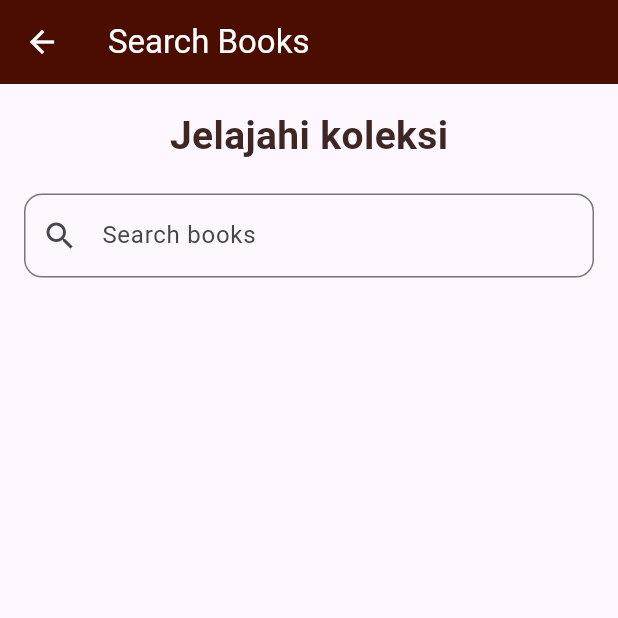
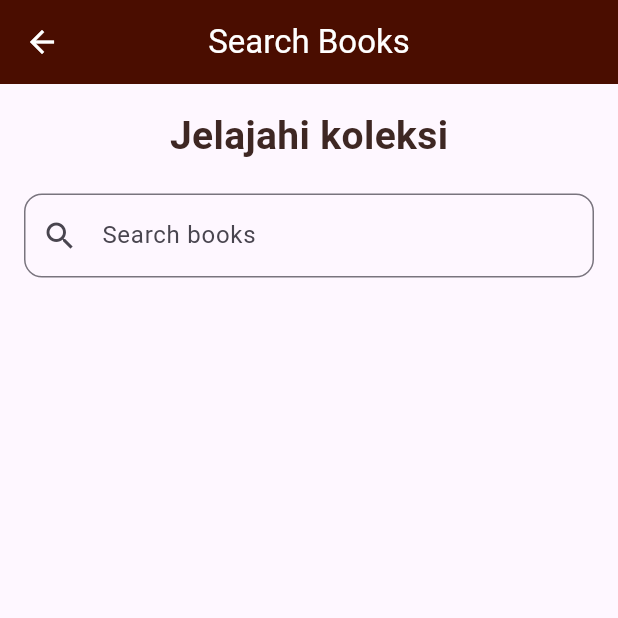
Before and after one commit to Haiduaarrr/abp-mobile-library-app, a Flutter app: the HomeScreen screen opened by its route, after a tap on the "search" icon, on a phone screen of 412 x 824 dp, the top half of it. Run offline on Flutter 3.47's test engine with Material 3 defaults, Android fonts, the phone set to English and light mode, and no system bars.

Commit message:
Update tampilan user

```diff
--- a/lib/ui/user/profile_screen.dart
+++ b/lib/ui/user/profile_screen.dart
@@ -12,7 +12,7 @@ class ProfileScreen extends StatelessWidget {
       builder: (BuildContext context) {
         return AlertDialog(
           title: Text('Logout'), // Judul dialog
-          content: Text('Apakah Anda yakin ingin logout?'), // Isi dialog
+          content: Text('Apakah Anda yakin ingin keluar?'), // Isi dialog
           actions: [
             // Tombol Tidak
             TextButton(
@@ -109,10 +109,9 @@ class ProfileScreen extends StatelessWidget {
                     borderRadius: BorderRadius.circular(8),
                   ),
                 ),
-                child: Text("Logout", style: TextStyle(fontSize: 18)),
+                child: Text("Keluar", style: TextStyle(fontSize: 18)),
               ),
               SizedBox(height: 16),
-
             ],
           ),
         ),
--- a/lib/ui/user/search_books_screen.dart
+++ b/lib/ui/user/search_books_screen.dart
@@ -42,6 +42,7 @@ class _SearchBooksScreenState extends State<SearchBooksScreen> {
         iconTheme: IconThemeData(
           color: Colors.white,
         ),
+        centerTitle: true,
       ),
       body: SafeArea(
           child: Padding(
@@ -89,15 +90,6 @@ class _SearchBooksScreenState extends State<SearchBooksScreen> {
                   ),
                 ),
                 SizedBox(height: 16),
-
-                // ElevatedButton(
-                //   onPressed: () => Navigator.pop(context),
-                //   style: ElevatedButton.styleFrom(
-                //     backgroundColor: Colors.brown[800],
-                //     padding: EdgeInsets.symmetric(vertical: 12, horizontal: 32),
-                //   ),
-                //   child: Text("Back", style: TextStyle(fontSize: 16, color: Colors.white)),
-                // )
               ],
             ),
           )
--- a/lib/ui/user/user_home_screen.dart
+++ b/lib/ui/user/user_home_screen.dart
@@ -110,45 +110,35 @@ class HomeScreen extends StatelessWidget {
                       SizedBox(height: 8),
 
                       // Daftar Buku menggunakan GridView
-                      GridView.builder(
+                      // Daftar Buku menggunakan ListView
+                      ListView.builder(
                         shrinkWrap: true,
                         physics: NeverScrollableScrollPhysics(),
-                        gridDelegate: SliverGridDelegateWithFixedCrossAxisCount(
-                            crossAxisCount: 2,   // Untuk membuat jadi 2 kolom
-                            crossAxisSpacing: 10,
-                            mainAxisSpacing: 10,
-                            childAspectRatio: 0.7 // Mengatur proporsi kartu buku
-                        ),
-                        itemCount: 8,  // Bisa diubah-ubah, misalkan untuk banyaknya buku
+                        itemCount: 8, // Ganti sesuai jumlah data real nanti
                         itemBuilder: (context, index) {
-                          return Container(
-                            decoration: BoxDecoration(
-                                borderRadius: BorderRadius.circular(10),
-                                color: Colors.grey[200]
+                          // Contoh data dummy
+                          String judul = 'Judul Buku $index';
+                          String penulis = 'Penulis $index';
+                          int stok = 5 + index;
+
+                          return Card(
+                            shape: RoundedRectangleBorder(
+                              borderRadius: BorderRadius.circular(10),
                             ),
-                            child: Column(
-                              crossAxisAlignment: CrossAxisAlignment.start,
-                              children: [
-                                Expanded(
-                                  child: Container(
-                                    decoration: BoxDecoration(
-                                      borderRadius: BorderRadius.vertical(top: Radius.circular(10)),
-                                      image: DecorationImage(
-                                        image: AssetImage("assets/4824032.jpg"), // Ganti dengan path gambar buku
-                                        fit: BoxFit.contain,
-                                      ),
-
-                                    ),
-                                  ),
-                                ),
-                                Padding(
-                                  padding: EdgeInsets.all(8),
-                                  child: Text(
-                                    "Judul Buku $index",
-                                    style: TextStyle(fontWeight: FontWeight.bold),
-                                  ),
-                                ),
-                              ],
+                            elevation: 2,
+                            margin: EdgeInsets.symmetric(vertical: 6),
+                            child: Padding(
+                              padding: const EdgeInsets.all(12.0),
+                              child: Column(
+                                crossAxisAlignment: CrossAxisAlignment.start,
+                                children: [
+                                  Text(judul, style: TextStyle(fontSize: 16, fontWeight: FontWeight.bold)),
+                                  SizedBox(height: 4),
+                                  Text('Penulis: $penulis'),
+                                  SizedBox(height: 4),
+                                  Text('Stok: $stok'),
+                                ],
+                              ),
                             ),
                           );
                         },
@@ -168,6 +158,7 @@ class HomeScreen extends StatelessWidget {
                   IconButton(
                     icon: Icon(Icons.home, color: Colors.white),
                     onPressed: () {},
+                    padding: EdgeInsets.all(12),
                   ),
                   IconButton(
                     icon: Icon(Icons.book, color: Colors.white),
```
Also changed, not shown: lib/ui/login/login_screen.dart (+8 -41 lines).
